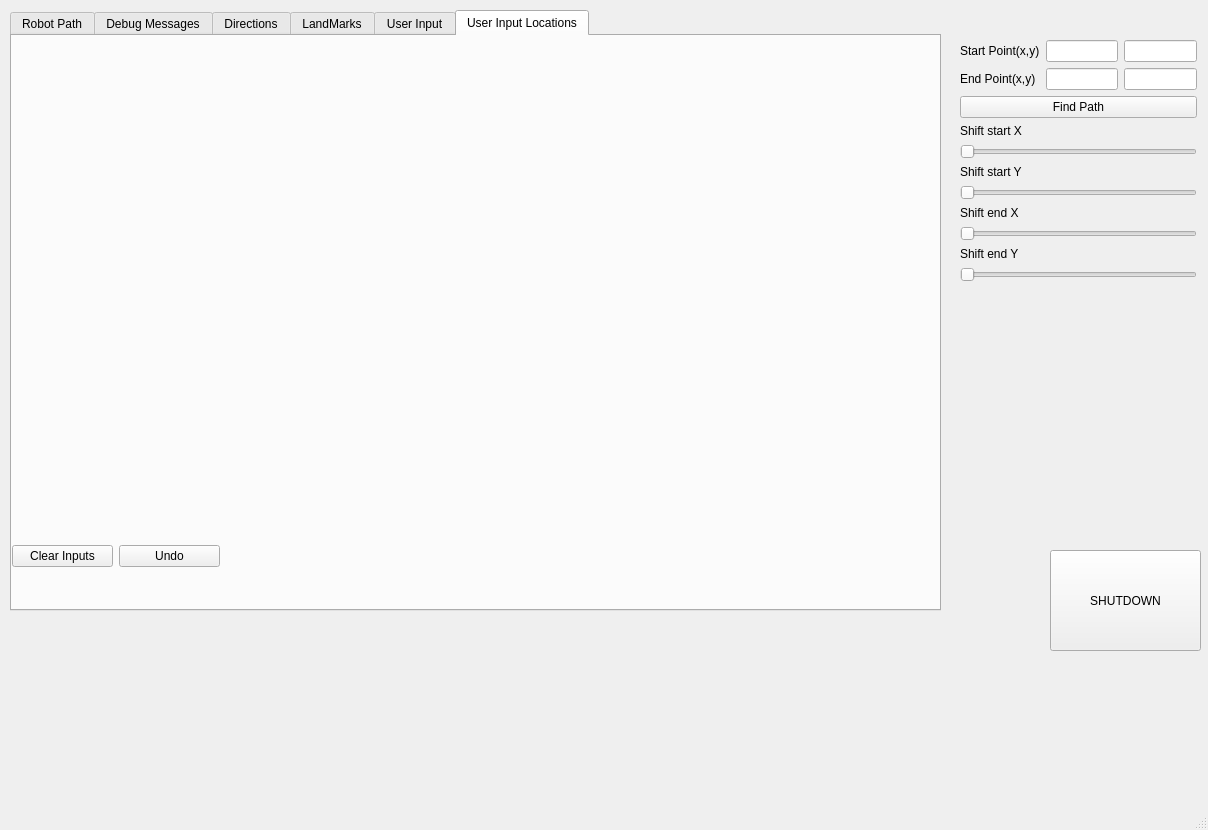
Qt form ui/mainwindow.ui (denis-draca/capstone) before a commit.
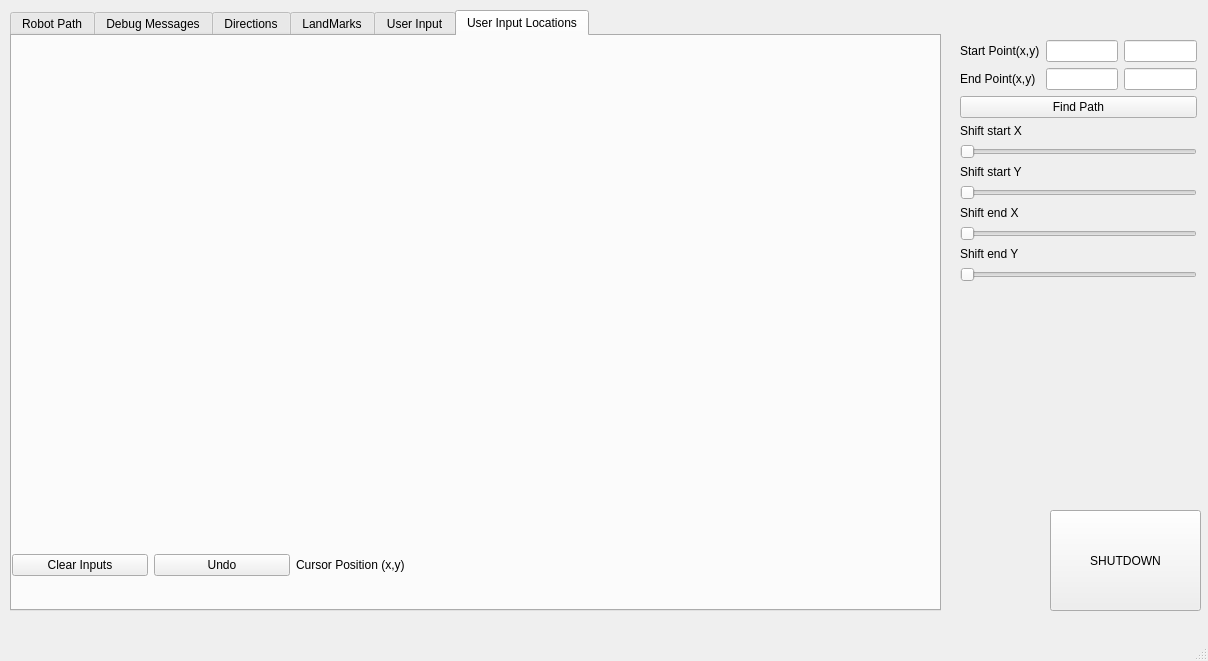
The same form after that commit. The open tabs and pages were chosen to show the change.

Commit message: Added the following: Cursor Position output, it will show where the cursor is in terms of the map A* path inputs are more protected now and will refuse points that sit outside the boundaries of the path or sit in a wall User input save will now save the users point selections and feedback, it will also save the generated points

```diff
--- a/ui/mainwindow.ui
+++ b/ui/mainwindow.ui
@@ -7,7 +7,7 @@
     <x>0</x>
     <y>0</y>
     <width>1208</width>
-    <height>830</height>
+    <height>661</height>
    </rect>
   </property>
   <property name="windowTitle">
@@ -378,9 +378,9 @@
       <property name="geometry">
        <rect>
         <x>0</x>
-        <y>480</y>
-        <width>208</width>
-        <height>80</height>
+        <y>490</y>
+        <width>561</width>
+        <height>78</height>
        </rect>
       </property>
       <layout class="QHBoxLayout" name="horizontalLayout_4">
@@ -398,6 +398,20 @@
          </property>
         </widget>
        </item>
+       <item>
+        <widget class="QLabel" name="label_16">
+         <property name="text">
+          <string>Cursor Position (x,y)</string>
+         </property>
+        </widget>
+       </item>
+       <item>
+        <widget class="QLabel" name="label_cursor">
+         <property name="text">
+          <string/>
+         </property>
+        </widget>
+       </item>
       </layout>
      </widget>
     </widget>
@@ -406,7 +420,7 @@
     <property name="geometry">
      <rect>
       <x>1050</x>
-      <y>550</y>
+      <y>510</y>
       <width>151</width>
       <height>101</height>
      </rect>
```
Left out of the diff: 5 changed lines with no effect on the pictures. The commit also changes 3 other files.
